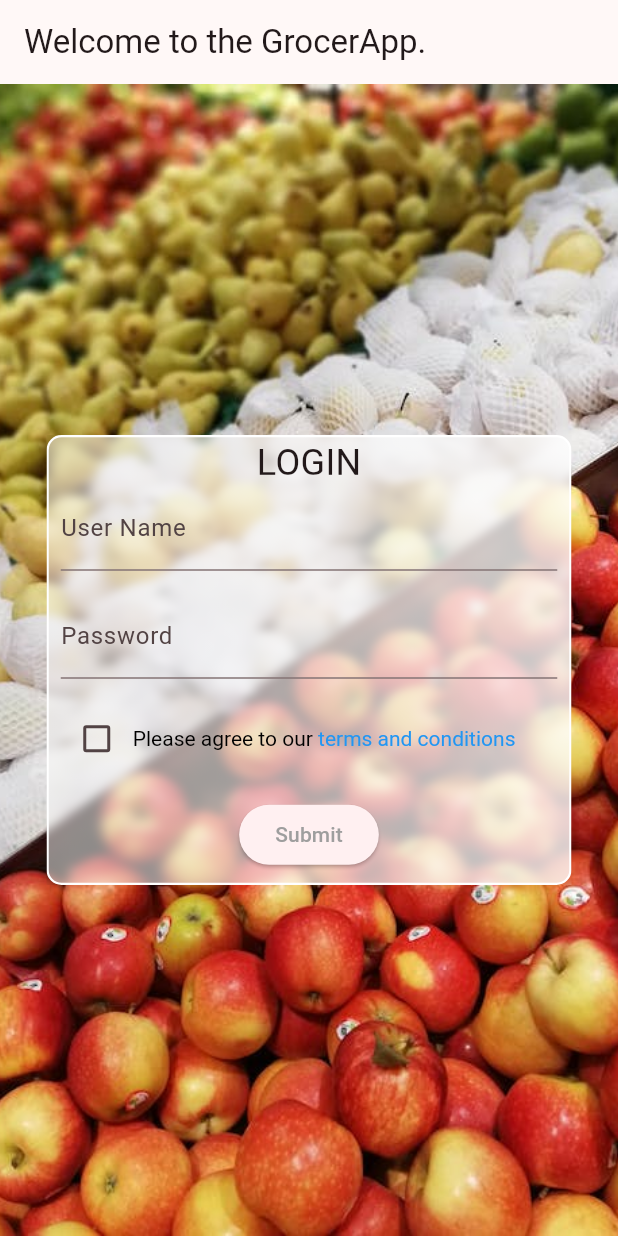
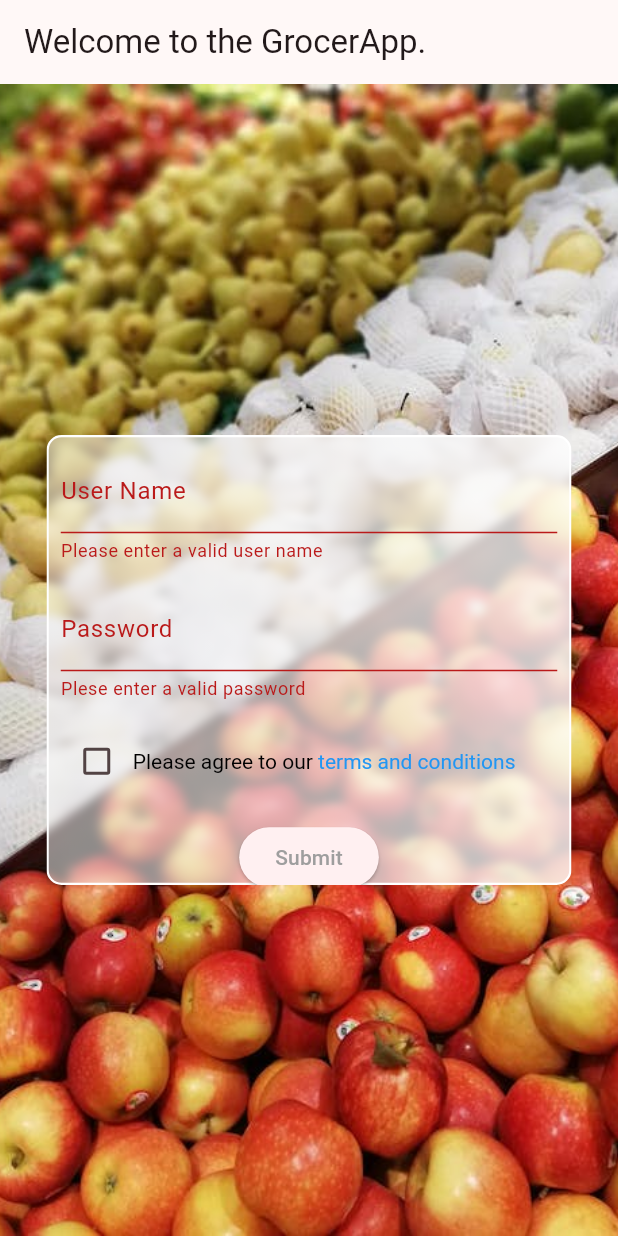
Before and after one commit to BMarx981/GrocerApp, a Flutter app: the screen it shows after launch, after a tap on "Submit", on a phone screen of 412 x 824 dp. Run offline on Flutter 3.47's test engine with Material 3 defaults, Android fonts, the phone set to English and light mode, and no system bars; our stand-ins replace beamer, drift, flutter_riverpod, logger, riverpod_annotation; accounts and stored records are empty; generated files the repository leaves out were written again.

Commit message:
Update login with validation.

```diff
--- a/lib/presentation/common_widgets/textformfield_widget.dart
+++ b/lib/presentation/common_widgets/textformfield_widget.dart
@@ -7,6 +7,7 @@ class CustomTextformField extends StatelessWidget {
       this.controller,
       this.label = "",
       this.obscureText = false,
+      this.validator,
       this.inputFormatters});
 
   ///This describes the textfield to the user. It is
@@ -19,7 +20,11 @@ class CustomTextformField extends StatelessWidget {
   ///Allows the textifled to only except specified text
   final List<TextInputFormatter>? inputFormatters;
 
+  ///The controller holds the text value
   final TextEditingController? controller;
+
+  ///The validator will check the textfields contents
+  final String? Function(String)? validator;
 
   @override
   Widget build(Object context) {
@@ -27,10 +32,18 @@ class CustomTextformField extends StatelessWidget {
       controller: controller,
       obscureText: obscureText,
       inputFormatters: inputFormatters,
+      validator: (value) {
+        if (validator != null && value != null) {
+          return validator!(value);
+        }
+        return null;
+      },
       decoration: InputDecoration(
-          label: Text(label),
-          border: const UnderlineInputBorder(
-              borderSide: BorderSide(color: Colors.blue))),
+        label: Text(label),
+        border: const UnderlineInputBorder(
+          borderSide: BorderSide(color: Colors.blue),
+        ),
+      ),
     );
   }
 }
--- a/lib/presentation/view/features/login/login_page.dart
+++ b/lib/presentation/view/features/login/login_page.dart
@@ -20,9 +20,9 @@ class LoginPage extends ConsumerWidget {
                 image: AssetImage('assets/images/grocery_store_image.jpg'),
               ),
             ),
-            child: const Center(
+            child: Center(
               child: LoginSection(
-                key: Key('login_loginsection'),
+                key: const Key('login_loginsection'),
               ),
             ),
           )),
--- a/lib/presentation/view/features/login/login_section.dart
+++ b/lib/presentation/view/features/login/login_section.dart
@@ -9,7 +9,8 @@ import 'package:grocerapp/presentation/common_widgets/textformfield_widget.dart'
 import 'package:grocerapp/presentation/view/features/login/terms_conditions.dart';
 
 class LoginSection extends ConsumerWidget {
-  const LoginSection({super.key});
+  LoginSection({super.key});
+  final GlobalKey<FormState> formkey = GlobalKey<FormState>();
 
   @override
   Widget build(BuildContext context, WidgetRef ref) {
@@ -30,40 +31,75 @@ class LoginSection extends ConsumerWidget {
                 Colors.white.withOpacity(0.5),
                 Colors.white.withOpacity(0.8)
               ])),
+          child: Form(
+            key: formkey,
             child: Column(
               children: [
-              const Expanded(
-                child: Row(
-                  mainAxisAlignment: MainAxisAlignment.center,
-                  children: [
-                    Text(
-                      "LOGIN",
-                      style: TextStyle(
-                        fontSize: 24,
-                        fontWeight: FontWeight.w400,
+                _titleRow(),
+                Padding(
+                  padding: const EdgeInsets.all(8.0),
+                  child: CustomTextformField(
+                    label: "User Name",
+                    key: const Key(
+                      'login_username_textfield',
+                    ),
+                    validator: (value) {
+                      if (value == "") return "Please enter a valid user name";
+                      return null;
+                    },
+                  ),
+                ),
+                Padding(
+                  padding: const EdgeInsets.all(8.0),
+                  child: CustomTextformField(
+                    label: "Password",
+                    obscureText: true,
+                    validator: (value) {
+                      if (value == "") return "Plese enter a valid password";
+                      return null;
+                    },
+                    key: const Key('login_password_textfield'),
+                  ),
+                ),
+                _termAndConditionsRow(provider, ref, context),
+                Padding(
+                  padding: const EdgeInsets.all(8.0),
+                  child: ElevatedButton(
+                    key: const Key("login_submit_button"),
+                    child: Text("Submit",
+                        style: provider
+                            ? const TextStyle(color: Colors.red)
+                            : const TextStyle(color: Colors.grey)),
+                    onPressed: () {
+                      if (formkey.currentState!.validate()) {
+                        print("Validated");
+                        provider
+                            ? Beamer.of(context)
+                                .beamToReplacementNamed('/dashboard')
+                            : null;
+                      } else {
+                        print("Not Validated");
+                      }
+                    },
                   ),
                 )
               ],
             ),
           ),
-              const Padding(
-                  padding: EdgeInsets.all(8.0),
-                  child: CustomTextformField(
-                      label: "User Name",
-                      key: Key('login_username_textfield'))),
-              const Padding(
-                  padding: EdgeInsets.all(8.0),
-                  child: CustomTextformField(
-                      label: "Password",
-                      obscureText: true,
-                      key: Key('login_password_textfield'))),
-              Padding(
+        ),
+      ),
+    );
+  }
+
+  Widget _termAndConditionsRow(
+      bool checked, WidgetRef ref, BuildContext context) {
+    return Padding(
       padding: const EdgeInsets.all(8.0),
       child: Row(
         children: [
           Checkbox(
               key: const Key('login_term_check'),
-                        value: provider,
+              value: checked,
               onChanged: (value) {
                 ref
                     .read(loginTermsNotifierProviderProvider.notifier)
@@ -83,8 +119,7 @@ class LoginSection extends ConsumerWidget {
                     ..onTap = () {
                       showDialog(
                         context: context,
-                                  builder: (context) =>
-                                      showTermsAlertDialog(context),
+                        builder: (context) => showTermsAlertDialog(context),
                       );
                     },
                 ),
@@ -93,27 +128,23 @@ class LoginSection extends ConsumerWidget {
           ),
         ],
       ),
-              ),
-              Padding(
-                padding: const EdgeInsets.all(8.0),
-                child: ElevatedButton(
-                  key: const Key("login_submit_button"),
-                  child: Text("Submit",
-                      style: provider
-                          ? const TextStyle(color: Colors.red)
-                          : const TextStyle(color: Colors.grey)),
-                  onPressed: () {
-                    provider
-                        ? Beamer.of(context)
-                            .beamToReplacementNamed('/dashboard')
-                        : null;
-                  },
+    );
+  }
+
+  Widget _titleRow() {
+    return const Expanded(
+      child: Row(
+        mainAxisAlignment: MainAxisAlignment.center,
+        children: [
+          Text(
+            "LOGIN",
+            style: TextStyle(
+              fontSize: 24,
+              fontWeight: FontWeight.w400,
             ),
           )
         ],
       ),
-        ),
-      ),
     );
   }
 }
```
Lines whose indentation alone changed are shown as unchanged.
